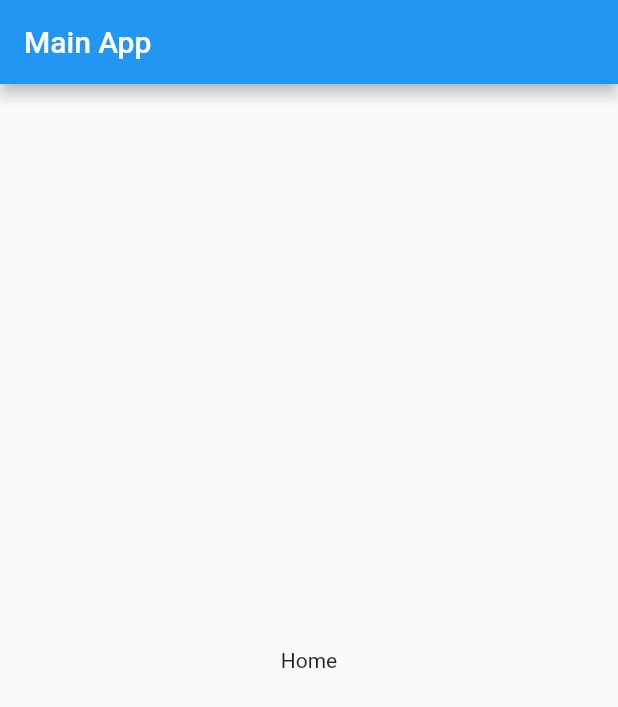
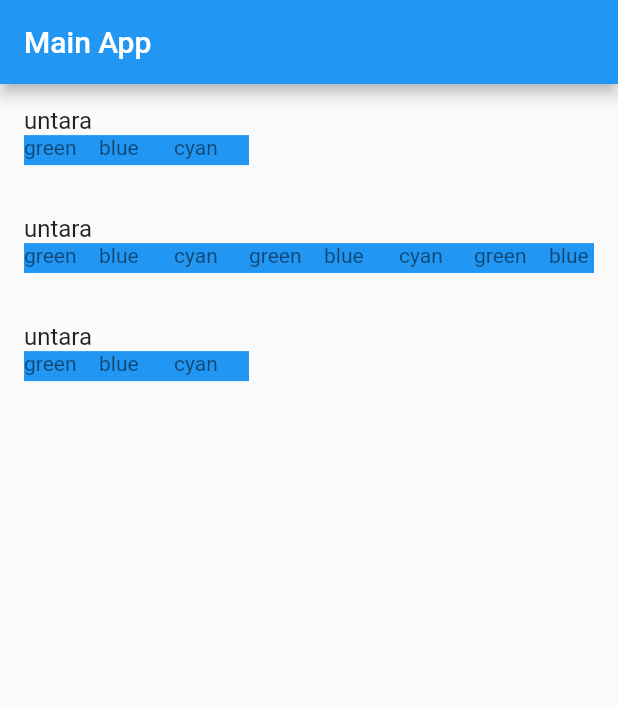
Before and after one commit to untaravc/flutter_start, a Flutter app: the screen it shows after launch, on a phone screen of 412 x 824 dp. Shown: the top 707 px of the screen. Run offline on Flutter 3.47's test engine with Material 2 defaults, Android fonts, the phone set to English and light mode, and no system bars.

Commit message:
maping list

```diff
--- a/lib/main.dart
+++ b/lib/main.dart
@@ -22,14 +22,61 @@ class MyApp extends StatelessWidget {
 }
 
 class Home extends StatelessWidget {
-  const Home({Key? key}) : super(key: key);
+  Home({Key? key}) : super(key: key);
+
+  final List<Map<String, dynamic>> myList = [
+    {
+      "name": "untara",
+      'age': 26,
+      'favColor': ['green', 'blue', 'cyan'],
+    },
+    {
+      "name": "untara",
+      'age': 26,
+      'favColor': [
+        'green',
+        'blue',
+        'cyan',
+        'green',
+        'blue',
+        'cyan',
+        'green',
+        'blue',
+        'cyan',
+        'green',
+        'blue',
+        'cyan',
+      ],
+    },
+    {
+      "name": "untara",
+      'age': 26,
+      'favColor': ['green', 'blue', 'cyan'],
+    }
+  ];
 
   @override
   Widget build(BuildContext context) {
-    return Container(
-      child: Center(
-        child: Text('Home'),
-      ),
+    return ListView.builder(
+      itemCount: myList.length,
+      itemBuilder: (context, index) {
+        List favColor = myList[index]['favColor'];
+        return ListTile(
+          title: Text(myList[index]['name']),
+          subtitle: SingleChildScrollView(
+            scrollDirection: Axis.horizontal,
+            child: Row(
+                children: favColor.map((color) {
+              return Container(
+                height: 20,
+                width: 50,
+                child: Text(color),
+                color: Colors.blue,
+              );
+            }).toList()),
+          ),
+        );
+      },
     );
   }
 }
```
